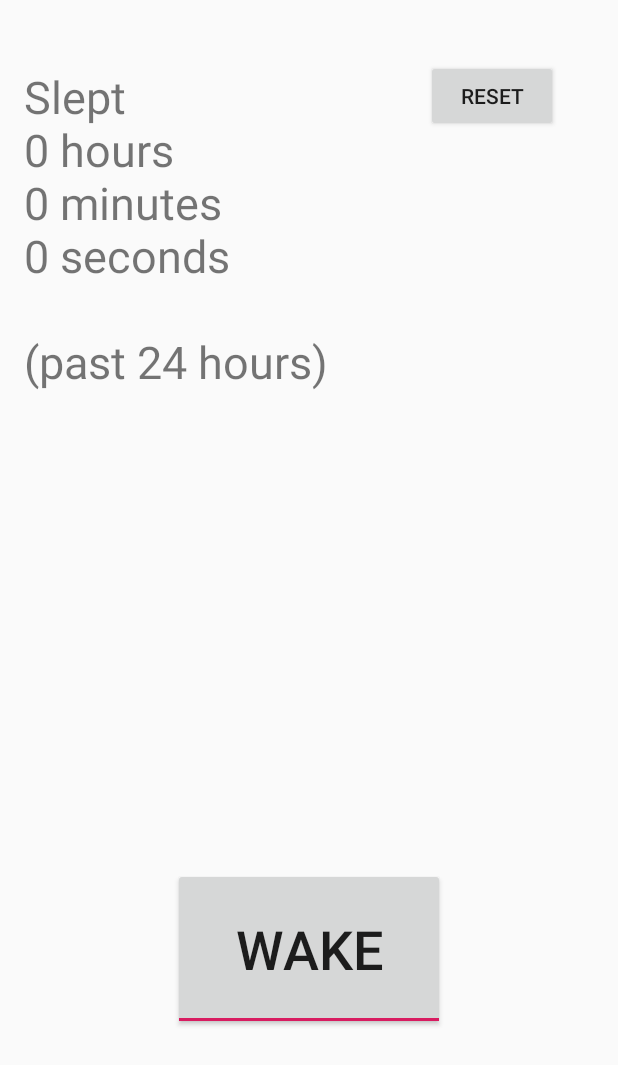
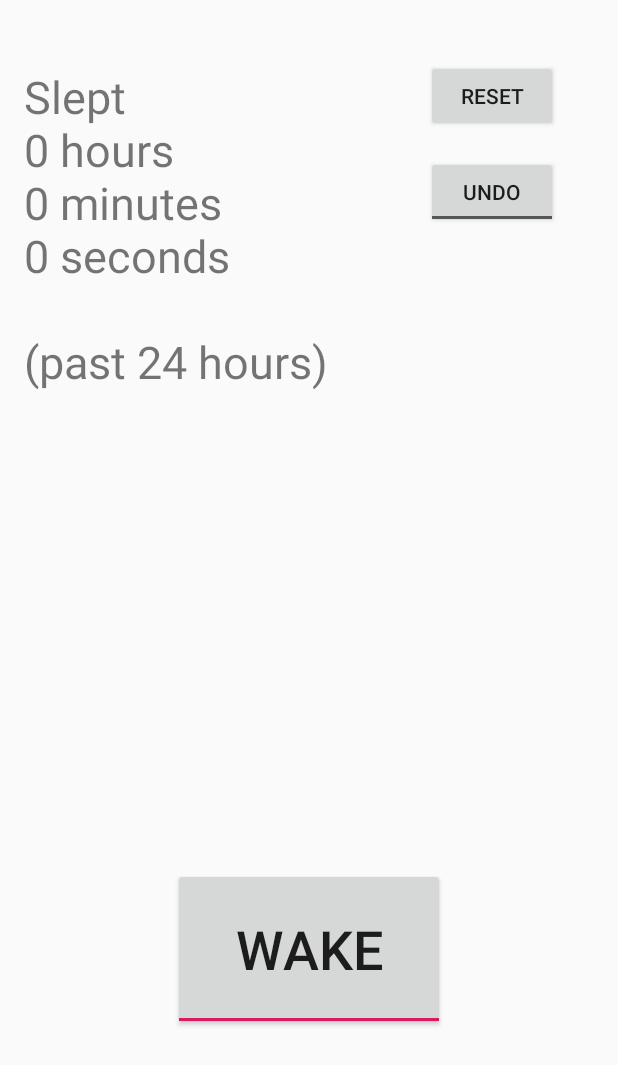
Before and after one commit to Lambbda/ZZZ, an Android app: the screen it shows after launch (MainActivity), on a phone screen of 412 x 824 dp. Shown: the top 1065 px of the screen. Run offline under Robolectric (Android 15) with nearby library versions, the phone set to English and light mode, and no system bars.

Commit message:
added undo button and tests passed

```diff
--- a/app/src/main/java/com/example/calendar/MainActivity.java
+++ b/app/src/main/java/com/example/calendar/MainActivity.java
@@ -14,9 +14,10 @@ import androidx.appcompat.app.AppCompatActivity;
 
 public class MainActivity extends AppCompatActivity {
 
-    String display = "Stats here";
-    String dateformat = "yyyy.MM.dd.HH.mm.ss";
+    String display = "Stats here";              //Значение текстового поля textview
+    String dateformat = "yyyy.MM.dd.HH.mm.ss";  //Унифицированный для приложения формат даты
     List<String> timeline = new LinkedList();   //График времени - список отметок во времени, когда был нажат переключатель
+    String undo1,undo2;                         //Временное хранилище для удалённых отметок
 
     public boolean saveArray()                  //Сохраняет график в памяти
     {
@@ -102,7 +103,7 @@ public class MainActivity extends AppCompatActivity {
         return sum;
     }
 
-    void updateDisplay(){
+    void updateDisplay(){                       //Обновляет статистику на экране пользователя
         TextView tv = findViewById(R.id.textView);
         display = "Slept\n"+sumTimeline()/(1000*60*60)+" hours\n"+(sumTimeline()/(1000*60))%60+" minutes\n"+(sumTimeline()/1000)%60+" seconds\n"+"\n(past 24 hours)";
         tv.setText(display);
@@ -115,7 +116,26 @@ public class MainActivity extends AppCompatActivity {
         loadArray();
         updateDisplay();
 
-        ToggleButton button = findViewById(R.id.button);    //Переключатель. Добавляет отметку на график и сохраняет его; обновляет статистику.
+        ToggleButton undo = findViewById(R.id.buttonundo);  //Кнопка отмены. Убирает или возвращает последние две точки на графике
+        final CompoundButton.OnCheckedChangeListener undolistener;
+        undo.setOnCheckedChangeListener(undolistener = new CompoundButton.OnCheckedChangeListener() {
+            public void onCheckedChanged(CompoundButton buttonView, final boolean isChecked) {
+                loadArray();
+                if (isChecked&&timeline.size()>1) {
+                    undo1 = timeline.get(timeline.size() - 1);
+                    undo2 = timeline.get(timeline.size() - 2);
+                    timeline.remove(timeline.size() - 1);
+                    timeline.remove(timeline.size() - 1);
+                } else {
+                    timeline.add(undo2);
+                    timeline.add(undo1);
+                }
+                saveArray();
+                updateDisplay();
+            }
+        });
+
+        ToggleButton button = findViewById(R.id.button);    //Переключатель. Добавляет отметку с временем взаимодействия на график и сохраняет его; обновляет статистику.
         button.setChecked(loadToggle());
         button.setOnCheckedChangeListener(new CompoundButton.OnCheckedChangeListener() {
             public void onCheckedChanged(CompoundButton buttonView, final boolean isChecked) {
@@ -126,6 +146,10 @@ public class MainActivity extends AppCompatActivity {
                 trimArray();
                 saveArray();
                 updateDisplay();
+                ToggleButton undo = findViewById(R.id.buttonundo);
+                undo.setOnCheckedChangeListener (null);     //Изменение графика сбрасывает состояние кнопки отмены. Чтобы она при этом не срабатывала,
+                undo.setChecked(false);                     //временно убираем детектор срабатывания с кнопки. Для этого undolistener объявлен отдельно.
+                undo.setOnCheckedChangeListener (undolistener);
             }
         });
 
@@ -153,11 +177,8 @@ public class MainActivity extends AppCompatActivity {
                 alert.show();
             }
         });
-
     }
 }
-//TODO: bug: togglebutton can be inverted. Save button state?
 
-//TODO: fix thread
-
+//TODO: add thread
 //TODO: visualise graph
--- a/app/src/main/res/layout/activity_main.xml
+++ b/app/src/main/res/layout/activity_main.xml
@@ -51,4 +51,16 @@
         app:layout_constraintEnd_toEndOf="parent"
         app:layout_constraintTop_toTopOf="parent" />
 
+    <ToggleButton
+        android:id="@+id/buttonundo"
+        android:layout_width="wrap_content"
+        android:layout_height="wrap_content"
+        android:layout_marginTop="104dp"
+        android:layout_marginEnd="40dp"
+        android:text="ToggleButton"
+        android:textOff="UNDO"
+        android:textOn="REDO"
+        app:layout_constraintEnd_toEndOf="parent"
+        app:layout_constraintTop_toTopOf="parent" />
+
 </androidx.constraintlayout.widget.ConstraintLayout>
```
